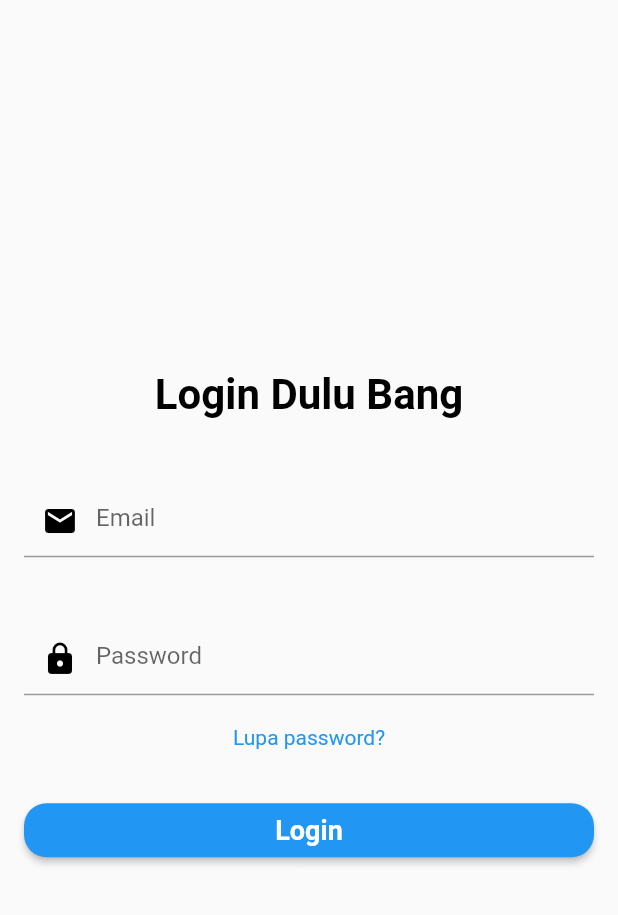
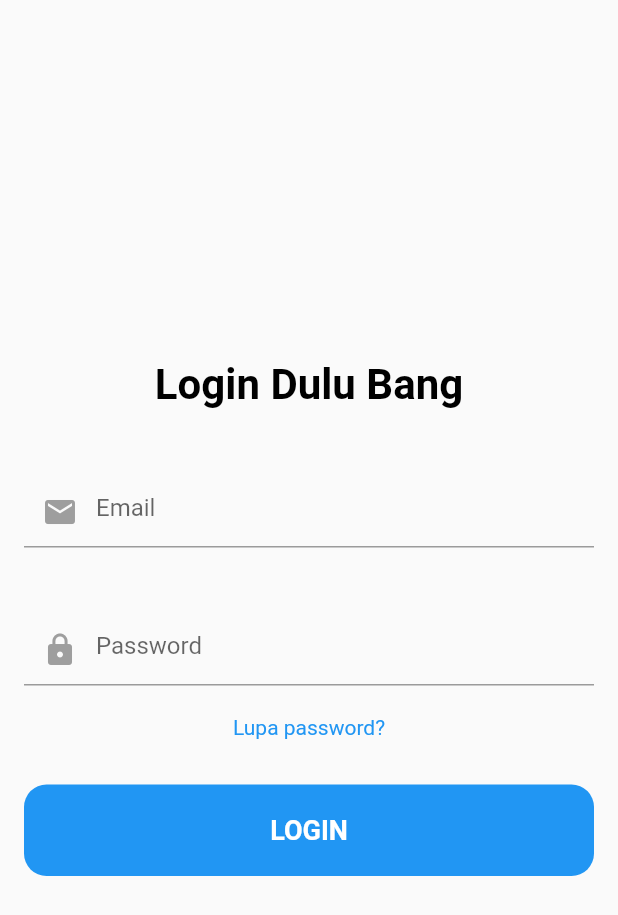
Before and after one commit to endrisusanto/sample, a Flutter app: the screen it shows after launch, on a phone screen of 412 x 824 dp. Shown: the top 915 px of the screen. Run offline on Flutter 3.47's test engine with Material 2 defaults, Android fonts, the phone set to English and light mode, and no system bars; our stand-ins replace firebase_auth, firebase_core; accounts and stored records are empty.

```diff
--- a/lib/main.dart
+++ b/lib/main.dart
@@ -1,4 +1,7 @@
+import 'package:firebase_auth/firebase_auth.dart';
+import 'package:firebase_core/firebase_core.dart';
 import 'package:flutter/material.dart';
+import 'package:sample/profile_screen.dart';
 
 void main() {
   runApp(const MyApp());
@@ -24,10 +27,26 @@ class HomePage extends StatefulWidget {
 }
 
 class _HomePageState extends State<HomePage> {
+  //initial firebase app
+  Future<FirebaseApp> _initializeFirebase() async {
+    FirebaseApp firebaseApp = await Firebase.initializeApp();
+    return firebaseApp;
+  }
+
   @override
   Widget build(BuildContext context) {
-    return const Scaffold(
-      body: LoginScreen(),
+    return Scaffold(
+      body: FutureBuilder(
+        future: _initializeFirebase(),
+        builder: (context, snapshot) {
+          if (snapshot.connectionState == ConnectionState.done) {
+            return const LoginScreen();
+          }
+          return const Center(
+            child: CircularProgressIndicator(),
+          );
+        },
+      ),
     );
   }
 }
@@ -41,8 +60,34 @@ class LoginScreen extends StatefulWidget {
 }
 
 class _LoginScreenState extends State<LoginScreen> {
+//LOGIN FUNCTION
+  //LOGIN FUNCTION
+  static Future<User?> loginUsingEmailPassword(
+      {required String email,
+      required String password,
+      required BuildContext context}) async {
+    FirebaseAuth auth = FirebaseAuth.instance;
+    User? user;
+    try {
+      UserCredential userCredential = await auth.signInWithEmailAndPassword(
+          email: email, password: password);
+      user = userCredential.user;
+    } on FirebaseAuthException catch (e) {
+      if (e.code == "user-not-found") {
+        print("no user found for that email");
+      }
+      // Handle other FirebaseAuthExceptions here if needed
+    } catch (e) {
+      // Handle other exceptions here if needed
+    }
+    return user;
+  }
+
   @override
   Widget build(BuildContext context) {
+    //CREATE TEXT FIELD CONTROLLER
+    TextEditingController emailController = TextEditingController();
+    TextEditingController passwordController = TextEditingController();
     return Padding(
       padding: const EdgeInsets.all(16.0),
       child: Column(
@@ -62,26 +107,28 @@ class _LoginScreenState extends State<LoginScreen> {
           const SizedBox(
             height: 44.0,
           ),
-          const TextField(
+          TextField(
+            controller: emailController,
             keyboardType: TextInputType.emailAddress,
-            decoration: InputDecoration(
+            decoration: const InputDecoration(
                 hintText: "Email",
                 prefixIcon: Icon(
                   Icons.mail,
-                  color: Colors.black,
+                  color: Colors.grey,
                 )),
           ),
           //input field password
           const SizedBox(
             height: 44.0,
           ),
-          const TextField(
+          TextField(
+            controller: passwordController,
             obscureText: true,
-            decoration: InputDecoration(
+            decoration: const InputDecoration(
                 hintText: "Password",
                 prefixIcon: Icon(
                   Icons.lock,
-                  color: Colors.black,
+                  color: Colors.grey,
                 )),
           ),
           //link lupa password
@@ -104,13 +151,26 @@ class _LoginScreenState extends State<LoginScreen> {
               ),
               child: RawMaterialButton(
                 fillColor: Colors.blue,
-                onPressed: () {},
+                elevation: 0.0,
+                padding: const EdgeInsets.symmetric(vertical: 20.0),
+                onPressed: () async {
+                  User? user = await loginUsingEmailPassword(
+                    email: emailController.text,
+                    password: passwordController.text,
+                    context: context,
+                  );
+                  print(user);
+                  if (user != null) {
+                    Navigator.of(context).pushReplacement(MaterialPageRoute(
+                        builder: (context) => const ProfileScreen()));
+                  }
+                },
                 shape: RoundedRectangleBorder(
                   borderRadius: BorderRadius.circular(
                       15.0), // Sesuaikan nilai ini sesuai kebutuhan Anda
                 ),
                 child: const Text(
-                  "Login",
+                  "LOGIN",
                   style: TextStyle(
                       fontSize: 18.0,
                       fontWeight: FontWeight.bold,
```
Also changed, not shown: lib/profile_screen.dart (added, +19 -0 lines), pubspec.yaml (+4 -17 lines), pubspec.lock, 6 other files.
